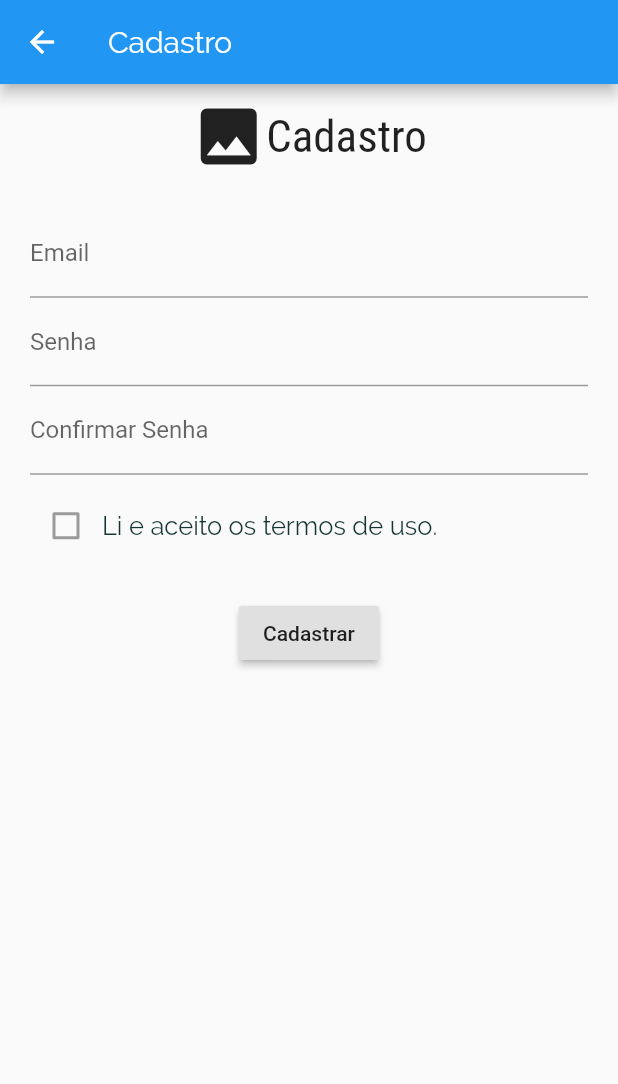
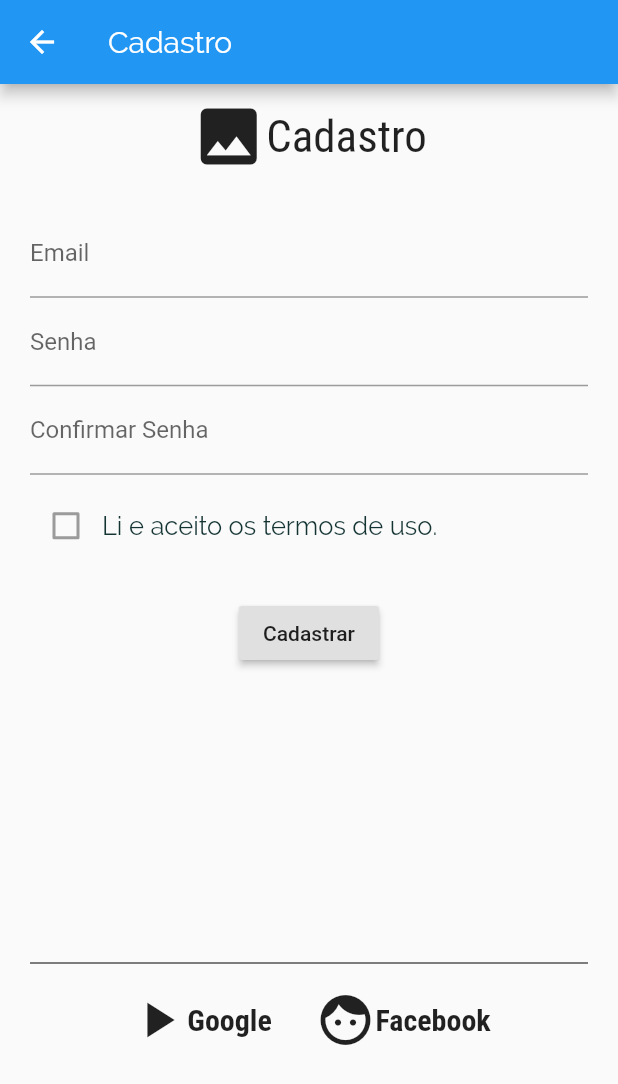
Before and after one commit to ViniPessoa8/Movin, a Flutter app: the PainelCadastro screen opened by its route, on a phone screen of 412 x 824 dp. Shown: the top 1084 px of the screen. Run offline on Flutter 3.47's test engine with Material 2 defaults, Android fonts, the phone set to English and light mode, and no system bars; our stand-ins replace location.

Commit message:
feat: logins alternativos

```diff
--- a/movin_project/lib/views/widgets/login/painel_cadastro.dart
+++ b/movin_project/lib/views/widgets/login/painel_cadastro.dart
@@ -2,12 +2,33 @@ import 'package:flutter/material.dart';
 
 class PainelCadastro extends StatelessWidget {
   static final String nomeRota = '/Cadastro';
+
+  Widget buildLoginAlternativo(
+      BuildContext ctx, String titulo, IconData icone) {
+    return Container(
+      // decoration: BoxDecoration(border: Border.all()),
+      padding: EdgeInsets.all(10),
+      child: Row(
+        children: [
+          Icon(
+            icone,
+            size: 40,
+          ),
+          Text(
+            titulo,
+            style: Theme.of(ctx).textTheme.headline6,
+          ),
+        ],
+      ),
+    );
+  }
 
   @override
   Widget build(BuildContext context) {
     return Scaffold(
       appBar: AppBar(title: Text('Cadastro')),
       body: Column(
+        mainAxisAlignment: MainAxisAlignment.spaceBetween,
         children: [
           Container(
             // FORM CADASTRO
@@ -66,7 +87,25 @@ class PainelCadastro extends StatelessWidget {
             ),
           ), // FORM CADASTRO
           Container(
-            child: null,
+            padding: EdgeInsets.symmetric(horizontal: 20, vertical: 10),
+            width: double.infinity,
+            height: 200,
+            // CADASTRO ALTERNATIVO
+            child: Column(
+              children: [
+                Divider(
+                  color: Colors.black,
+                ),
+                Row(
+                  mainAxisAlignment: MainAxisAlignment.center,
+                  children: [
+                    buildLoginAlternativo(
+                        context, 'Google  ', Icons.play_arrow),
+                    buildLoginAlternativo(context, 'Facebook', Icons.face),
+                  ],
+                ),
+              ],
+            ),
           ), // CADASTRO ALTERNATIVO
         ],
       ),
```
